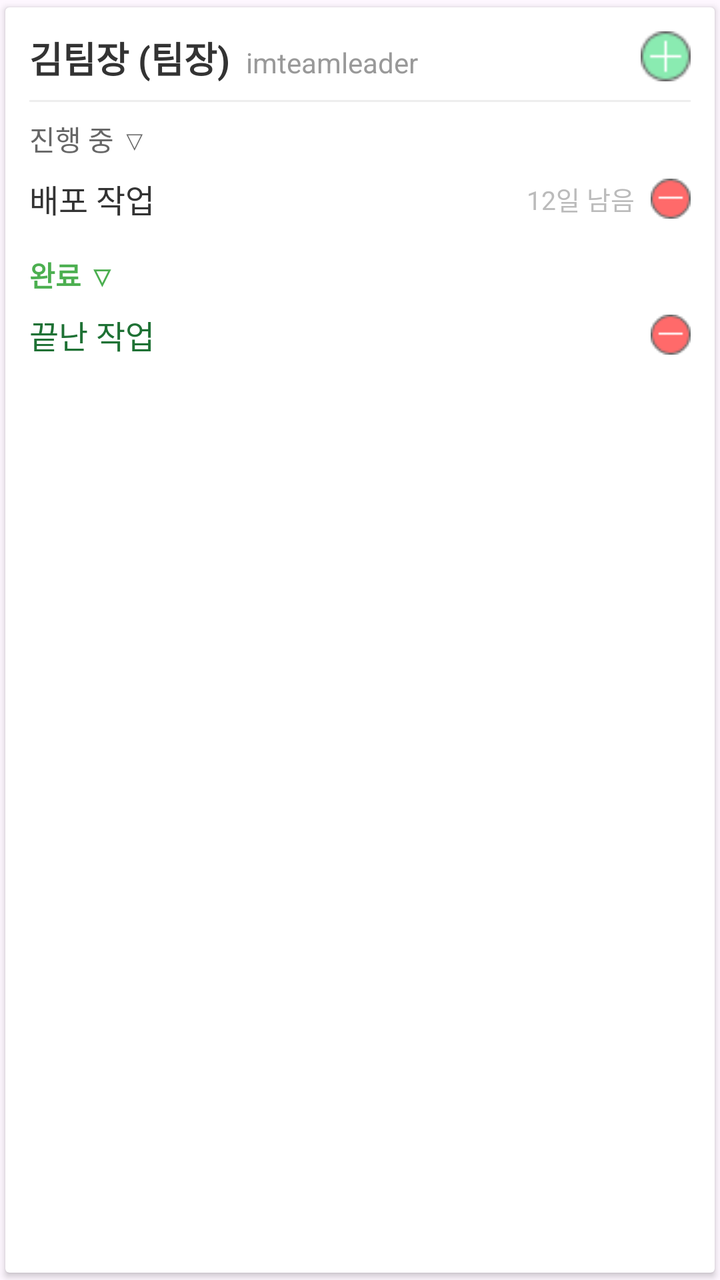
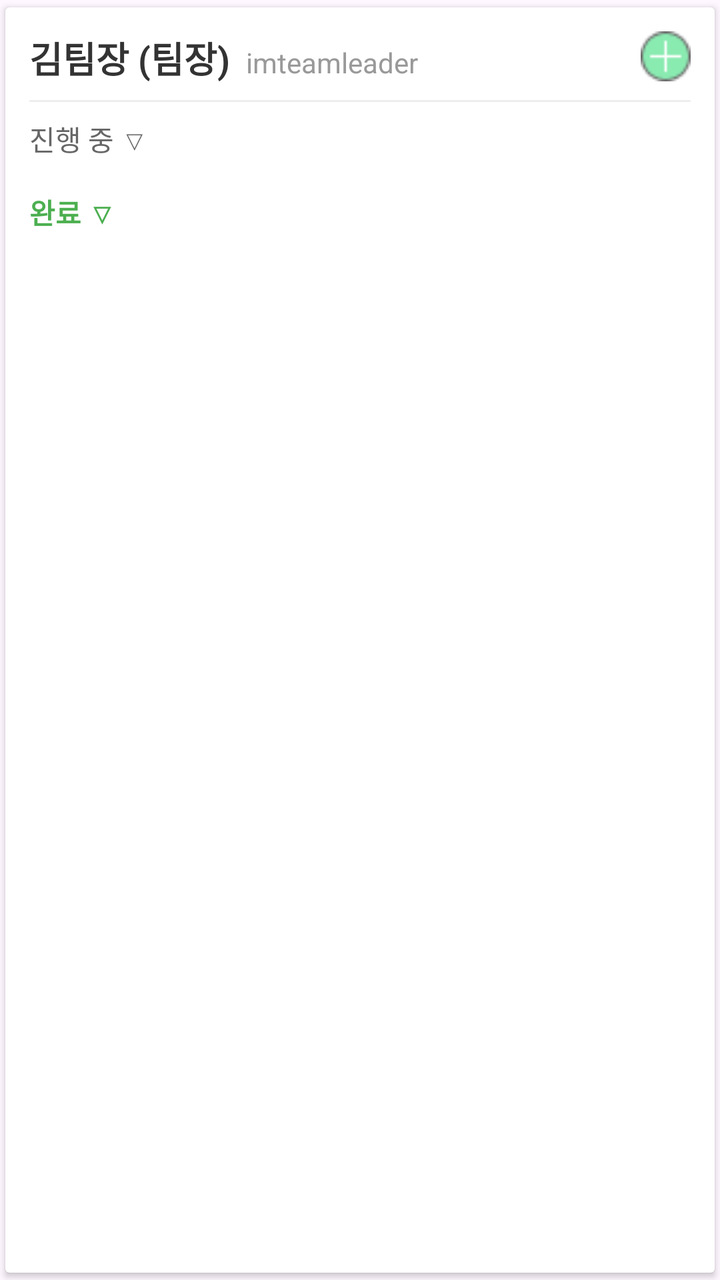

Two renders of the same Android screen: before a commit and after it. Below are the layout's source before the change and the commit's diff.
<!-- AndroidManifest.xml: application theme Theme.Current_stream_app -->
<!-- res/layout/teams_member_list.xml -->
<?xml version="1.0" encoding="utf-8"?>
<androidx.cardview.widget.CardView xmlns:android="http://schemas.android.com/apk/res/android"
    xmlns:app="http://schemas.android.com/apk/res-auto"
    android:layout_width="match_parent"
    android:layout_height="wrap_content"
    android:layout_margin="2dp"
    app:cardElevation="2dp"
    app:cardUseCompatPadding="true">

    <LinearLayout
        android:layout_width="match_parent"
        android:layout_height="wrap_content"
        android:orientation="vertical"
        android:padding="12dp">

        <RelativeLayout
            android:layout_width="match_parent"
            android:layout_height="wrap_content">
            <LinearLayout
                android:layout_width="wrap_content"
                android:layout_height="wrap_content"
                android:orientation="horizontal"
                android:gravity="bottom">
                <TextView
                    android:id="@+id/teams_list_detail_name"
                    android:layout_width="wrap_content"
                    android:layout_height="wrap_content"
                    android:text="김팀장 (팀장)"
                    android:textColor="#333333"
                    android:textSize="18sp"
                    android:textStyle="bold" />
                <TextView
                    android:id="@+id/teams_list_detail_id"
                    android:layout_width="wrap_content"
                    android:layout_height="wrap_content"
                    android:layout_marginStart="8dp"
                    android:text="imteamleader"
                    android:textColor="#999999"
                    android:textSize="14sp" />
            </LinearLayout>

            <ImageButton
                android:id="@+id/teams_list_btn_add"
                android:layout_width="25dp"
                android:layout_height="25dp"
                android:layout_alignParentEnd="true"
                android:background="?attr/selectableItemBackgroundBorderless"
                android:src="@drawable/pic_addbtn"
                android:scaleType="fitCenter"/>
        </RelativeLayout>

        <View
            android:layout_width="match_parent"
            android:layout_height="1dp"
            android:layout_marginVertical="8dp"
            android:background="#EEEEEE" />

        <LinearLayout
            android:id="@+id/teams_list_on_header"
            android:layout_width="match_parent"
            android:layout_height="wrap_content"
            android:orientation="horizontal"
            android:gravity="center_vertical">
            <TextView
                android:layout_width="wrap_content"
                android:layout_height="wrap_content"
                android:text="진행 중 ▽"
                android:textColor="#666666"
                android:textSize="14sp" />
        </LinearLayout>

        <LinearLayout
            android:id="@+id/teams_list_on"
            android:layout_width="match_parent"
            android:layout_height="wrap_content"
            android:orientation="vertical"
            android:layout_marginTop="4dp">
            <include layout="@layout/teams_member_list_ongoing" />
        </LinearLayout>

        <LinearLayout
            android:id="@+id/teams_list_com_header"
            android:layout_width="match_parent"
            android:layout_height="wrap_content"
            android:layout_marginTop="12dp"
            android:orientation="horizontal"
            android:gravity="center_vertical">
            <TextView
                android:layout_width="wrap_content"
                android:layout_height="wrap_content"
                android:text="완료 ▽"
                android:textColor="#4CAF50"
                android:textSize="14sp"
                android:textStyle="bold" />
        </LinearLayout>

        <LinearLayout
            android:id="@+id/teams_list_com"
            android:layout_width="match_parent"
            android:layout_height="wrap_content"
            android:orientation="vertical"
            android:layout_marginTop="4dp">
            <include layout="@layout/teams_member_list_completed" />
        </LinearLayout>

    </LinearLayout>
</androidx.cardview.widget.CardView>
<!-- res/layout/teams_member_list_ongoing.xml (included above) -->
<LinearLayout xmlns:android="http://schemas.android.com/apk/res/android"
    android:layout_width="match_parent"
    android:layout_height="wrap_content"
    xmlns:app="http://schemas.android.com/apk/res-auto"
    android:orientation="horizontal"
    android:gravity="center_vertical"
    android:paddingVertical="4dp">

    <TextView
        android:id="@+id/teams_on_subtask_title"
        android:layout_width="0dp"
        android:layout_height="wrap_content"
        android:layout_weight="1"
        android:text="배포 작업"
        android:textColor="#333333"
        android:textSize="16sp" />

    <TextView
        android:id="@+id/teams_on_subtask_deadline"
        android:layout_width="wrap_content"
        android:layout_height="wrap_content"
        android:layout_marginHorizontal="8dp"
        android:text="12일 남음"
        android:textColor="#BBBBBB"
        android:textSize="13sp" />

    <ImageButton
        android:id="@+id/teams_on_subtask_ban_btn"
        android:layout_gravity="center"
        android:layout_width="20dp"
        android:layout_height="20dp"
        android:background="?attr/selectableItemBackgroundBorderless"
        android:src="@drawable/pic_ban"
        android:scaleType="fitCenter" />
</LinearLayout>
<!-- res/layout/teams_member_list_completed.xml (included above) -->
<LinearLayout xmlns:android="http://schemas.android.com/apk/res/android"
    android:layout_width="match_parent"
    android:layout_height="wrap_content"
    xmlns:app="http://schemas.android.com/apk/res-auto"
    android:orientation="horizontal"
    android:gravity="center_vertical"
    android:paddingVertical="4dp">

    <TextView
        android:id="@+id/teams_com_subtask_title"
        android:layout_width="0dp"
        android:layout_height="wrap_content"
        android:layout_weight="1"

        android:text="끝난 작업"
        android:textColor="#1E7134"
        android:textSize="16sp" />

    <ImageButton
        android:id="@+id/teams_com_subtask_ban_btn"
        android:layout_gravity="center"
        android:layout_width="20dp"
        android:layout_height="20dp"

        android:background="?attr/selectableItemBackgroundBorderless"
        android:src="@drawable/pic_ban"
        android:scaleType="fitCenter" />
</LinearLayout>
<!-- resources referenced by this layout -->
<resources>
  <!-- drawable pic_addbtn: png bitmap (drawable, 706 bytes) -->
  <!-- drawable pic_ban: png bitmap (drawable, 618 bytes) -->
  <style name="Theme.Current_stream_app" parent="Base.Theme.Current_stream_app" />
  <style name="Base.Theme.Current_stream_app" parent="Theme.Material3.DayNight.NoActionBar">
          
          
      </style>
</resources>

<!-- the commit's change to res/layout/teams_member_list.xml (unified diff, before → after) -->
@@ -62,6 +62,7 @@
             android:orientation="horizontal"
             android:gravity="center_vertical">
             <TextView
+                android:id="@+id/teams_list_on_header_text"
                 android:layout_width="wrap_content"
                 android:layout_height="wrap_content"
                 android:text="진행 중 ▽"
@@ -74,9 +75,7 @@
             android:layout_width="match_parent"
             android:layout_height="wrap_content"
             android:orientation="vertical"
-            android:layout_marginTop="4dp">
-            <include layout="@layout/teams_member_list_ongoing" />
-        </LinearLayout>
+            android:layout_marginTop="4dp" />
 
         <LinearLayout
             android:id="@+id/teams_list_com_header"
@@ -86,6 +85,7 @@
             android:orientation="horizontal"
             android:gravity="center_vertical">
             <TextView
+                android:id="@+id/teams_list_com_header_text"
                 android:layout_width="wrap_content"
                 android:layout_height="wrap_content"
                 android:text="완료 ▽"
@@ -99,74 +99,7 @@
             android:layout_width="match_parent"
             android:layout_height="wrap_content"
             android:orientation="vertical"
-            android:layout_marginTop="4dp">
-            <include layout="@layout/teams_member_list_completed" />
-        </LinearLayout>
+            android:layout_marginTop="4dp" />
 
     </LinearLayout>
 </androidx.cardview.widget.CardView>
-<!-- res/layout/teams_member_list_ongoing.xml (included above) -->
-<LinearLayout xmlns:android="http://schemas.android.com/apk/res/android"
-    android:layout_width="match_parent"
-    android:layout_height="wrap_content"
-    xmlns:app="http://schemas.android.com/apk/res-auto"
-    android:orientation="horizontal"
-    android:gravity="center_vertical"
-    android:paddingVertical="4dp">
-
-    <TextView
-        android:id="@+id/teams_on_subtask_title"
-        android:layout_width="0dp"
-        android:layout_height="wrap_content"
-        android:layout_weight="1"
-        android:text="배포 작업"
-        android:textColor="#333333"
-        android:textSize="16sp" />
-
-    <TextView
-        android:id="@+id/teams_on_subtask_deadline"
-        android:layout_width="wrap_content"
-        android:layout_height="wrap_content"
-        android:layout_marginHorizontal="8dp"
-        android:text="12일 남음"
-        android:textColor="#BBBBBB"
-        android:textSize="13sp" />
-
-    <ImageButton
-        android:id="@+id/teams_on_subtask_ban_btn"
-        android:layout_gravity="center"
-        android:layout_width="20dp"
-        android:layout_height="20dp"
-        android:background="?attr/selectableItemBackgroundBorderless"
-        android:src="@drawable/pic_ban"
-        android:scaleType="fitCenter" />
-</LinearLayout>
-<!-- res/layout/teams_member_list_completed.xml (included above) -->
-<LinearLayout xmlns:android="http://schemas.android.com/apk/res/android"
-    android:layout_width="match_parent"
-    android:layout_height="wrap_content"
-    xmlns:app="http://schemas.android.com/apk/res-auto"
-    android:orientation="horizontal"
-    android:gravity="center_vertical"
-    android:paddingVertical="4dp">
-
-    <TextView
-        android:id="@+id/teams_com_subtask_title"
-        android:layout_width="0dp"
-        android:layout_height="wrap_content"
-        android:layout_weight="1"
-
-        android:text="끝난 작업"
-        android:textColor="#1E7134"
-        android:textSize="16sp" />
-
-    <ImageButton
-        android:id="@+id/teams_com_subtask_ban_btn"
-        android:layout_gravity="center"
-        android:layout_width="20dp"
-        android:layout_height="20dp"
-
-        android:background="?attr/selectableItemBackgroundBorderless"
-        android:src="@drawable/pic_ban"
-        android:scaleType="fitCenter" />
-</LinearLayout>
<!-- resource entries referenced after the edit -->
@@ -1,7 +1,6 @@
 <!-- resources referenced by this layout -->
 <resources>
   <!-- drawable pic_addbtn: png bitmap (drawable, 706 bytes) -->
-  <!-- drawable pic_ban: png bitmap (drawable, 618 bytes) -->
   <style name="Theme.Current_stream_app" parent="Base.Theme.Current_stream_app" />
   <style name="Base.Theme.Current_stream_app" parent="Theme.Material3.DayNight.NoActionBar">
           
